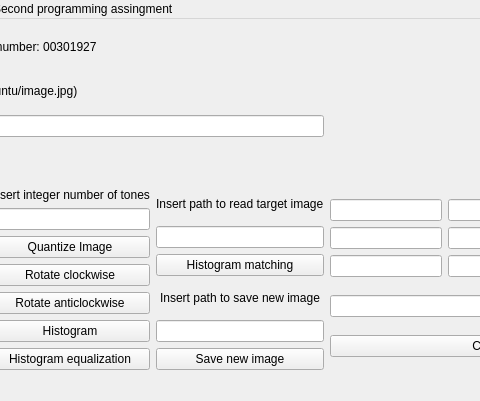
Above: mainwindow.ui from mpaulazamin/Trabalho2_FPI_Maria_Paula_Zamin before the change; both pictures show x 257 to 737 and y 0 to 401 of the 944 by 401 pixel window. Below: the same form after it.
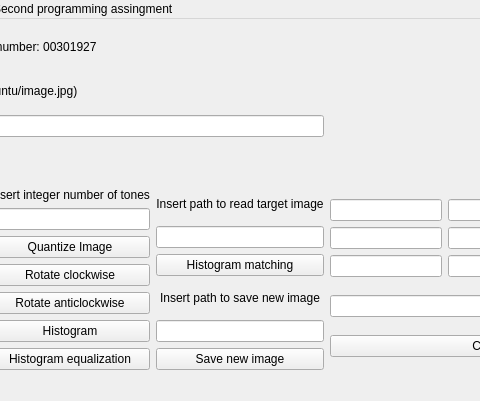
That is the form after the change.

The edit to the form file:
```diff
--- a/mainwindow.ui
+++ b/mainwindow.ui
@@ -242,6 +242,9 @@
           <property name="text">
            <string>Insert path to read target image</string>
           </property>
+          <property name="alignment">
+           <set>Qt::AlignCenter</set>
+          </property>
          </widget>
         </item>
         <item>
```
